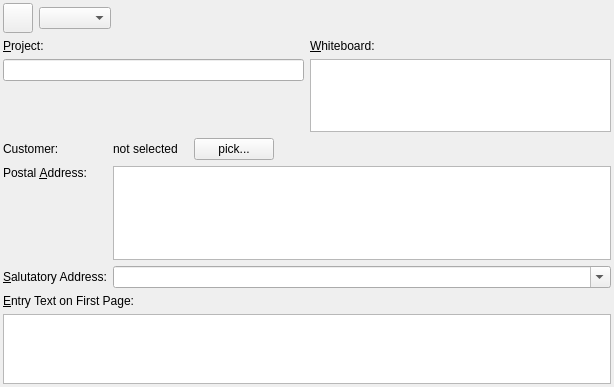
Above: src/docheader.ui from dragotin/kraft before the change. Below: the same form after it.
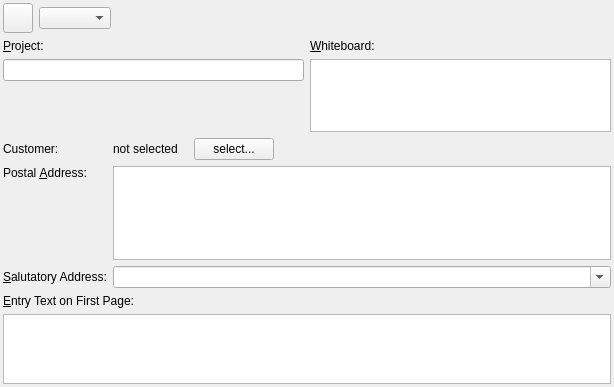
That is the form after the change. Custom widgets are drawn as their Qt base class.

Commit message: Added a button to document editor to select the addressee from an addressbook.

The edit to the form file:
```diff
--- a/src/docheader.ui
+++ b/src/docheader.ui
@@ -201,7 +201,7 @@
        <item>
         <widget class="QPushButton" name="pb_pickAddressee">
          <property name="text">
-          <string>pick...</string>
+          <string>select...</string>
          </property>
         </widget>
        </item>
```
Left out of the diff: 3 changed lines with no effect on the pictures. The commit also changes 7 other files.
